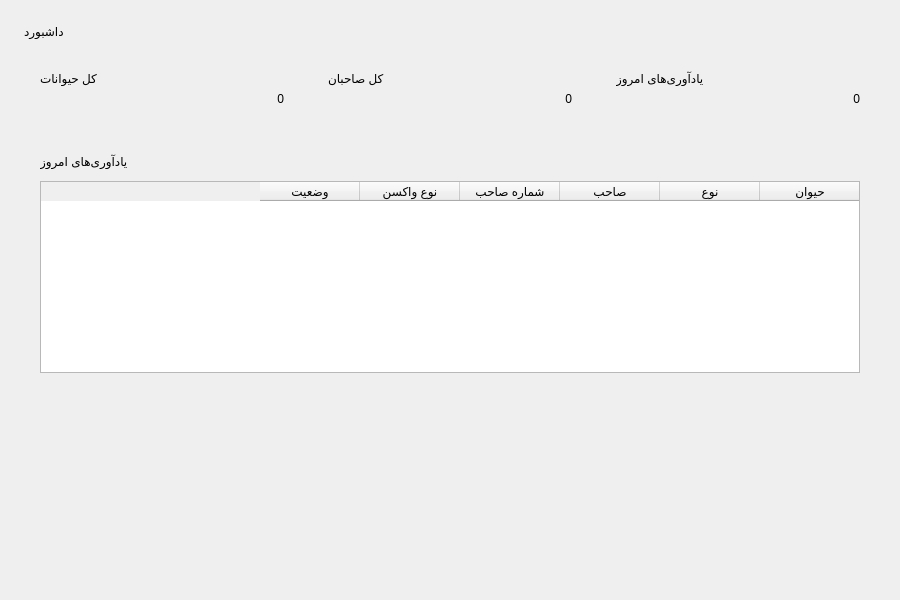
Old version of the form dashboardwidget.ui in the repository Mohoya7/veterinary-vaccination-system.
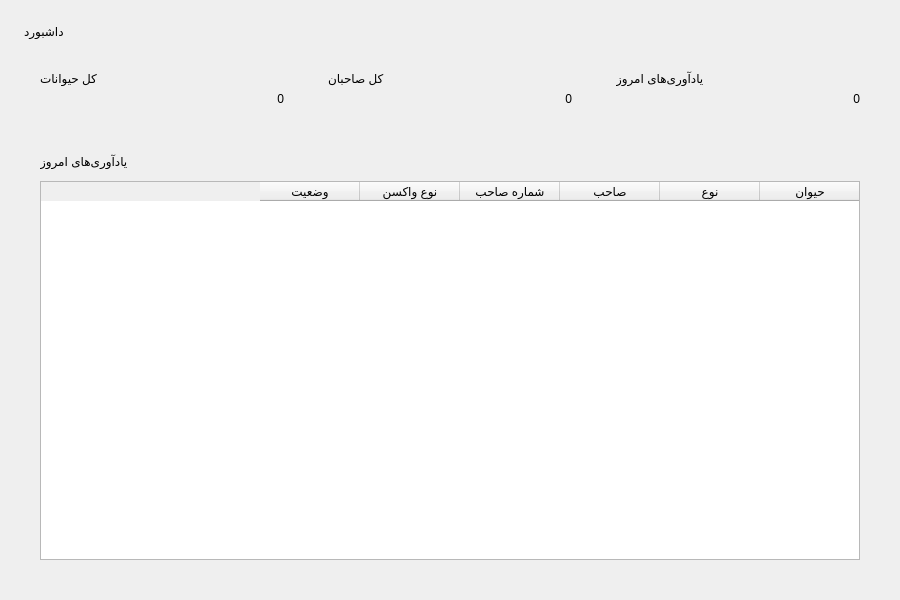
New version of the form.

Patch:
```diff
--- a/dashboardwidget.ui
+++ b/dashboardwidget.ui
@@ -143,13 +143,6 @@
     </widget>
    </item>
 
-   <item>
-    <spacer name="verticalSpacer">
-     <property name="orientation"><enum>Qt::Vertical</enum></property>
-     <property name="sizeHint" stdset="0"><size><width>20</width><height>0</height></size></property>
-    </spacer>
-   </item>
-
   </layout>
  </widget>
  <resources/>
```
Left out of the diff: 10 changed lines with no effect on the pictures.
